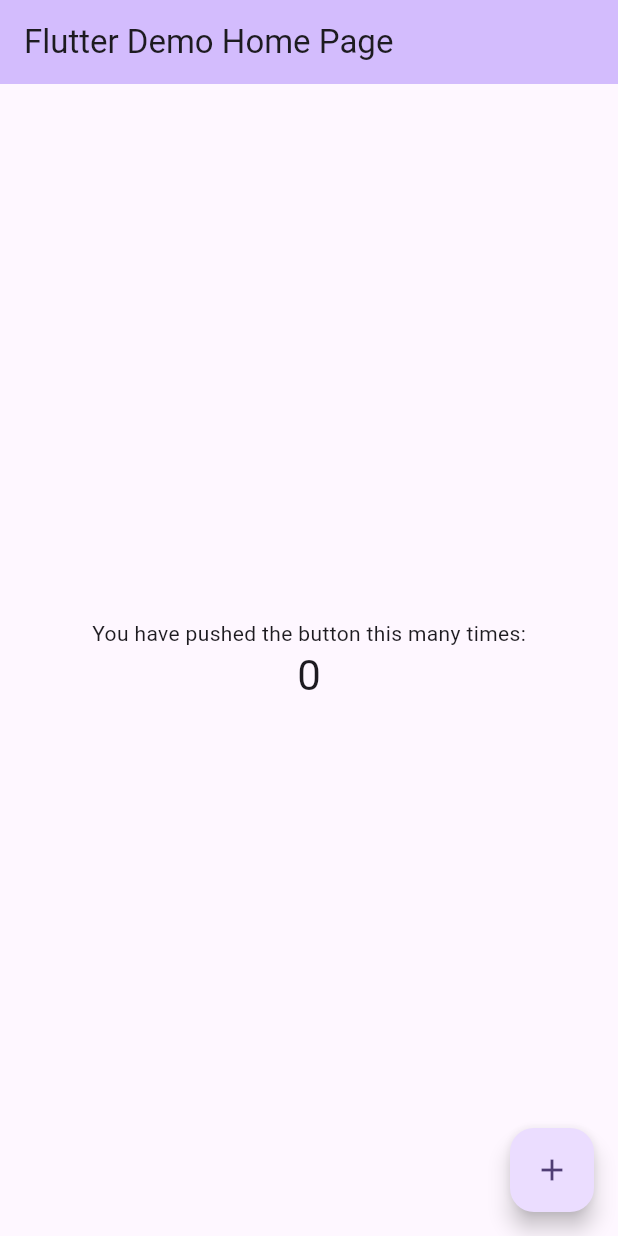
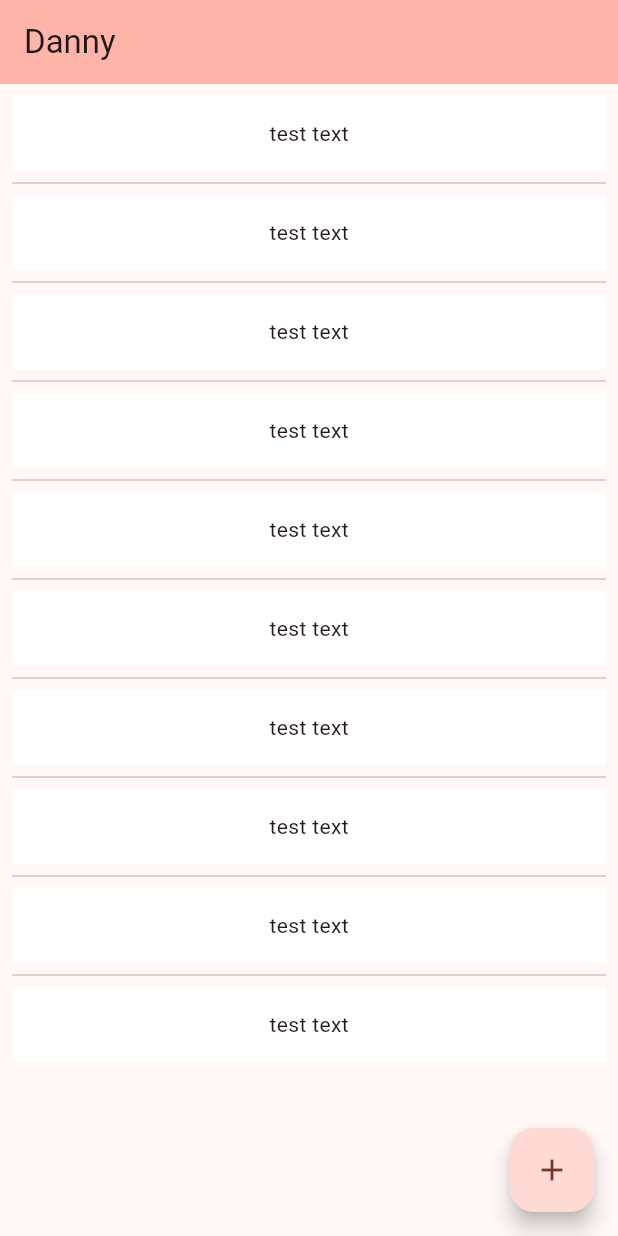
Before and after one commit to ervinjay13/danny, a Flutter app: the screen it shows after launch, on a phone screen of 412 x 824 dp. Run offline on Flutter 3.47's test engine with Material 2 defaults, Android fonts, the phone set to English and light mode, and no system bars.

Commit message:
added test list view for listing items (Calls)

```diff
--- a/lib/main.dart
+++ b/lib/main.dart
@@ -11,7 +11,7 @@ class MyApp extends StatelessWidget {
   @override
   Widget build(BuildContext context) {
     return MaterialApp(
-      title: 'Flutter Demo',
+      title: 'Danny',
       theme: ThemeData(
         // This is the theme of your application.
         //
@@ -28,10 +28,10 @@ class MyApp extends StatelessWidget {
         //
         // This works for code too, not just values: Most code changes can be
         // tested with just a hot reload.
-        colorScheme: ColorScheme.fromSeed(seedColor: Colors.deepPurple),
+        colorScheme: ColorScheme.fromSeed(seedColor: Colors.red),
         useMaterial3: true,
       ),
-      home: const MyHomePage(title: 'Flutter Demo Home Page'),
+      home: const MyHomePage(title: 'Danny'),
     );
   }
 }
@@ -86,35 +86,19 @@ class _MyHomePageState extends State<MyHomePage> {
         // the App.build method, and use it to set our appbar title.
         title: Text(widget.title),
       ),
-      body: Center(
-        // Center is a layout widget. It takes a single child and positions it
-        // in the middle of the parent.
-        child: Column(
-          // Column is also a layout widget. It takes a list of children and
-          // arranges them vertically. By default, it sizes itself to fit its
-          // children horizontally, and tries to be as tall as its parent.
-          //
-          // Column has various properties to control how it sizes itself and
-          // how it positions its children. Here we use mainAxisAlignment to
-          // center the children vertically; the main axis here is the vertical
-          // axis because Columns are vertical (the cross axis would be
-          // horizontal).
-          //
-          // TRY THIS: Invoke "debug painting" (choose the "Toggle Debug Paint"
-          // action in the IDE, or press "p" in the console), to see the
-          // wireframe for each widget.
-          mainAxisAlignment: MainAxisAlignment.center,
-          children: <Widget>[
-            const Text(
-              'You have pushed the button this many times:',
-            ),
-            Text(
-              '$_counter',
-              style: Theme.of(context).textTheme.headlineMedium,
-            ),
-          ],
-        ),
+      body: ListView.separated(
+        padding: const EdgeInsets.all(8),
+        itemCount: 10,
+        itemBuilder: (BuildContext context, int index) {
+          return Container(
+            height: 50,
+            color: Colors.white,
+            child: Center(child: Text("test text")),
+          );
+        },
+        separatorBuilder: (BuildContext context, int index) => const Divider(),
       ),
+
       floatingActionButton: FloatingActionButton(
         onPressed: _incrementCounter,
         tooltip: 'Increment',
```
